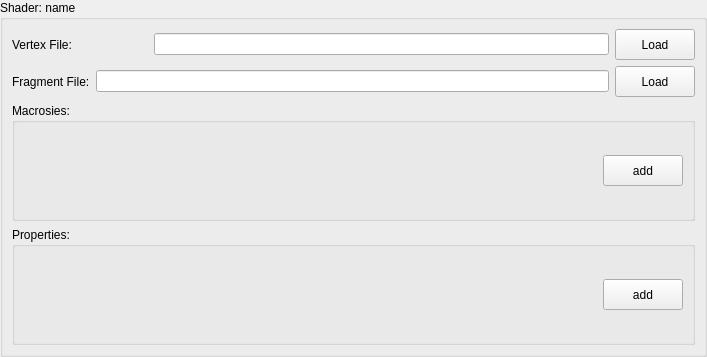
Qt form Editor/Sources/PropertyViews/ShaderView.ui (maxon887/Cross) before a commit.
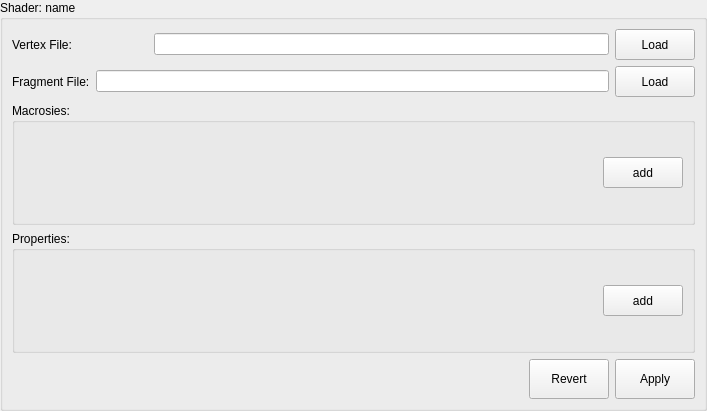
The same form after that commit. Custom widgets are drawn as their Qt base class.

Diff of the .ui file:
```diff
--- a/Editor/Sources/PropertyViews/ShaderView.ui
+++ b/Editor/Sources/PropertyViews/ShaderView.ui
@@ -7,7 +7,7 @@
     <x>0</x>
     <y>0</y>
     <width>707</width>
-    <height>357</height>
+    <height>411</height>
    </rect>
   </property>
   <property name="windowTitle">
@@ -188,6 +188,55 @@
         </layout>
        </widget>
       </item>
+      <item>
+       <layout class="QHBoxLayout" name="buttonsLayout">
+        <property name="leftMargin">
+         <number>0</number>
+        </property>
+        <item>
+         <spacer name="horizontalSpacer_3">
+          <property name="orientation">
+           <enum>Qt::Horizontal</enum>
+          </property>
+          <property name="sizeHint" stdset="0">
+           <size>
+            <width>40</width>
+            <height>20</height>
+           </size>
+          </property>
+         </spacer>
+        </item>
+        <item>
+         <widget class="QPushButton" name="revertBtn">
+          <property name="maximumSize">
+           <size>
+            <width>16777215</width>
+            <height>40</height>
+           </size>
+          </property>
+          <property name="text">
+           <string>Revert</string>
+          </property>
+          <property name="default">
+           <bool>false</bool>
+          </property>
+         </widget>
+        </item>
+        <item>
+         <widget class="QPushButton" name="applyBtn">
+          <property name="maximumSize">
+           <size>
+            <width>16777215</width>
+            <height>40</height>
+           </size>
+          </property>
+          <property name="text">
+           <string>Apply</string>
+          </property>
+         </widget>
+        </item>
+       </layout>
+      </item>
      </layout>
     </widget>
    </item>
```
